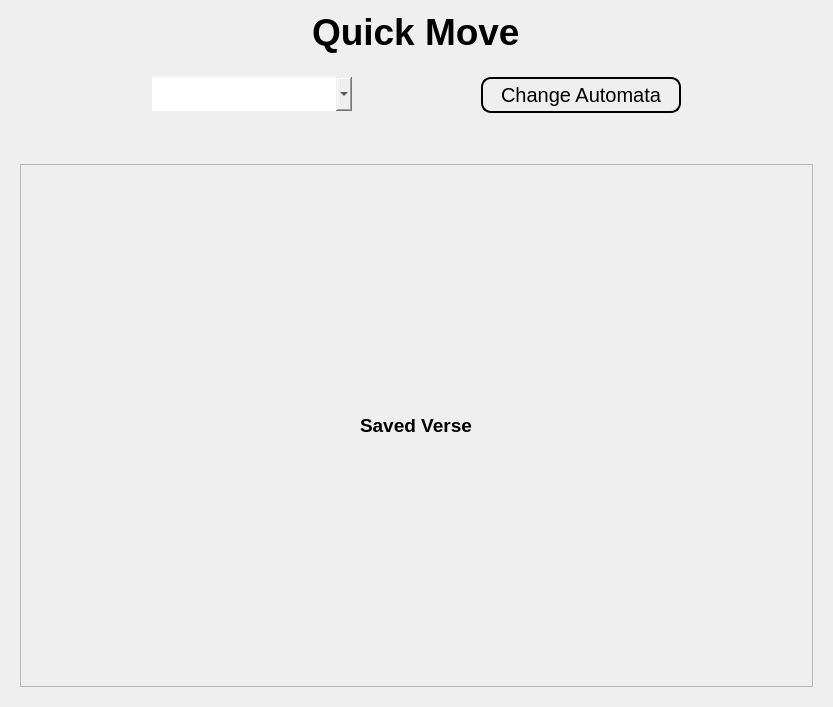
This is ui/search.ui in Achu-Worifung/quickMove as Qt 5 draws it before an edit. The edited form follows.
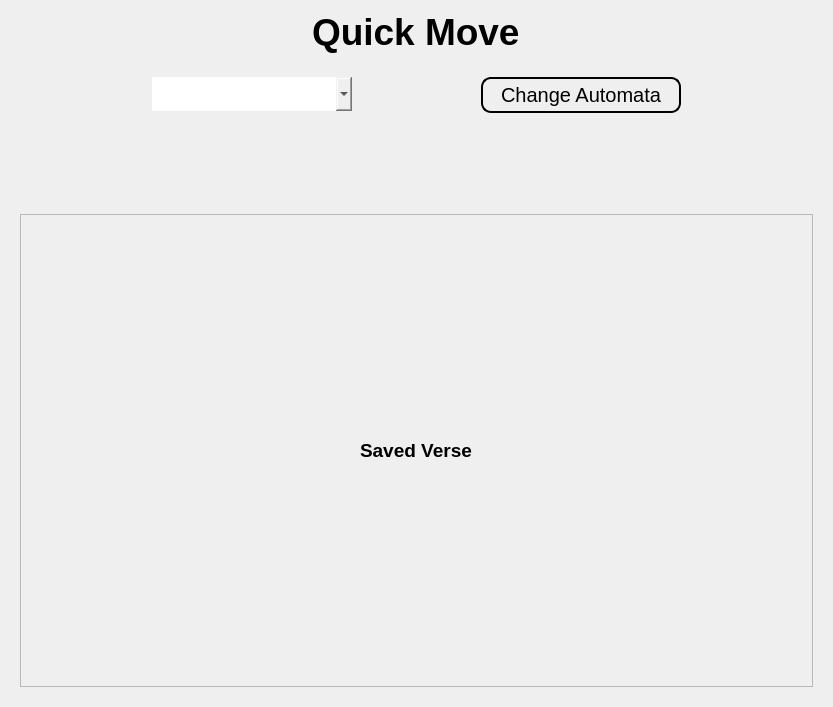
This is the edited form.

Patch:
```diff
--- a/ui/search.ui
+++ b/ui/search.ui
@@ -27,7 +27,7 @@
           <property name="minimumSize">
            <size>
             <width>0</width>
-            <height>90</height>
+            <height>140</height>
            </size>
           </property>
           <property name="styleSheet">
@@ -89,6 +89,9 @@
         </item>
         <item row="2" column="0">
          <widget class="QScrollArea" name="scrollArea">
+          <property name="styleSheet">
+           <string notr="true"/>
+          </property>
           <property name="widgetResizable">
            <bool>true</bool>
           </property>
@@ -98,7 +101,7 @@
              <x>0</x>
              <y>0</y>
              <width>793</width>
-             <height>512</height>
+             <height>462</height>
             </rect>
            </property>
            <layout class="QVBoxLayout" name="verticalLayout_2">
```
Left out of the diff: 3 changed lines with no effect on the pictures.
